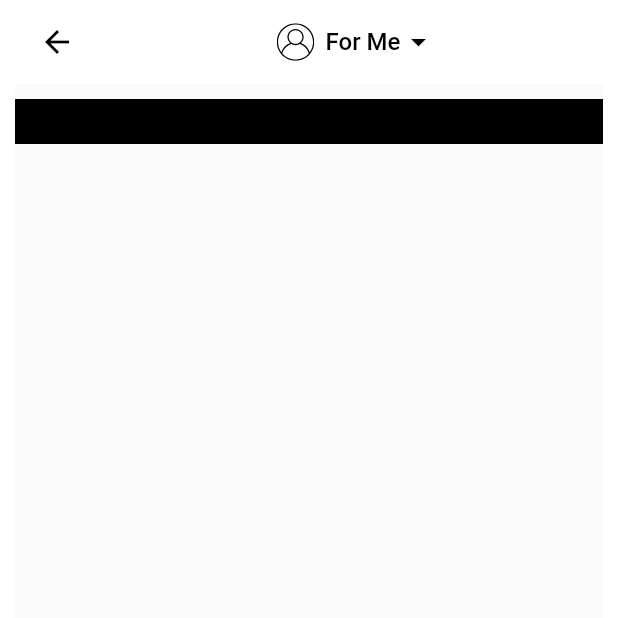
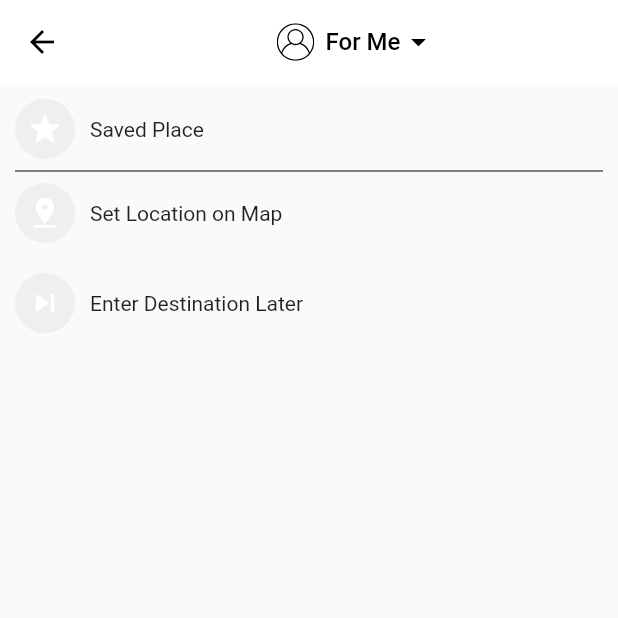
Before and after one commit to 02imran/uber_demo, a Flutter app: the screen it shows after launch, on a phone screen of 412 x 824 dp, the top half of it. Run offline on Flutter 3.47's test engine with Material 2 defaults, Android fonts, the phone set to English and light mode, and no system bars; our stand-ins replace flutter_svg.

Commit message:
final commit

```diff
--- a/lib/home/where_to.dart
+++ b/lib/home/where_to.dart
@@ -7,8 +7,6 @@ class WhereTo extends StatelessWidget {
   @override
   Widget build(BuildContext context) {
     return SafeArea(
-      child: Padding(
-        padding: EdgeInsets.symmetric(horizontal: 10),
       child: Scaffold(
         appBar: AppBar(
           elevation: 0,
@@ -40,14 +38,27 @@ class WhereTo extends StatelessWidget {
           ),
           centerTitle: true,
         ),
-          body: Column(
+        body: Padding(
+          padding: EdgeInsets.symmetric(horizontal: 10),
+          child: Column(
             children: [
               SizedBox(height: 10),
-              Container(
-                width: double.infinity,
-                height: 30,
-                decoration: BoxDecoration(color: Colors.black),
-              )
+              IconText(
+                text: 'Saved Place',
+                icon: Icons.star,
+              ),
+              Divider(
+                color: Colors.black,
+              ),
+              IconText(
+                text: 'Set Location on Map',
+                icon: Icons.pin_drop,
+              ),
+              SizedBox(height: 20),
+              IconText(
+                text: 'Enter Destination Later',
+                icon: Icons.skip_next,
+              ),
             ],
           ),
         ),
@@ -55,3 +66,34 @@ class WhereTo extends StatelessWidget {
     );
   }
 }
+
+class IconText extends StatelessWidget {
+  const IconText({
+    Key? key,
+    this.icon,
+    this.text,
+  }) : super(key: key);
+  final IconData? icon;
+  final String? text;
+
+  @override
+  Widget build(BuildContext context) {
+    return Row(
+      children: [
+        Container(
+          padding: EdgeInsets.all(5),
+          height: 40,
+          width: 40,
+          decoration:
+              BoxDecoration(shape: BoxShape.circle, color: Color(0xFFEEEFEF)),
+          child: Icon(
+            icon,
+            color: Colors.white,
+          ),
+        ),
+        SizedBox(width: 10),
+        Text(text!),
+      ],
+    );
+  }
+}
```
Lines whose indentation alone changed are shown as unchanged.
